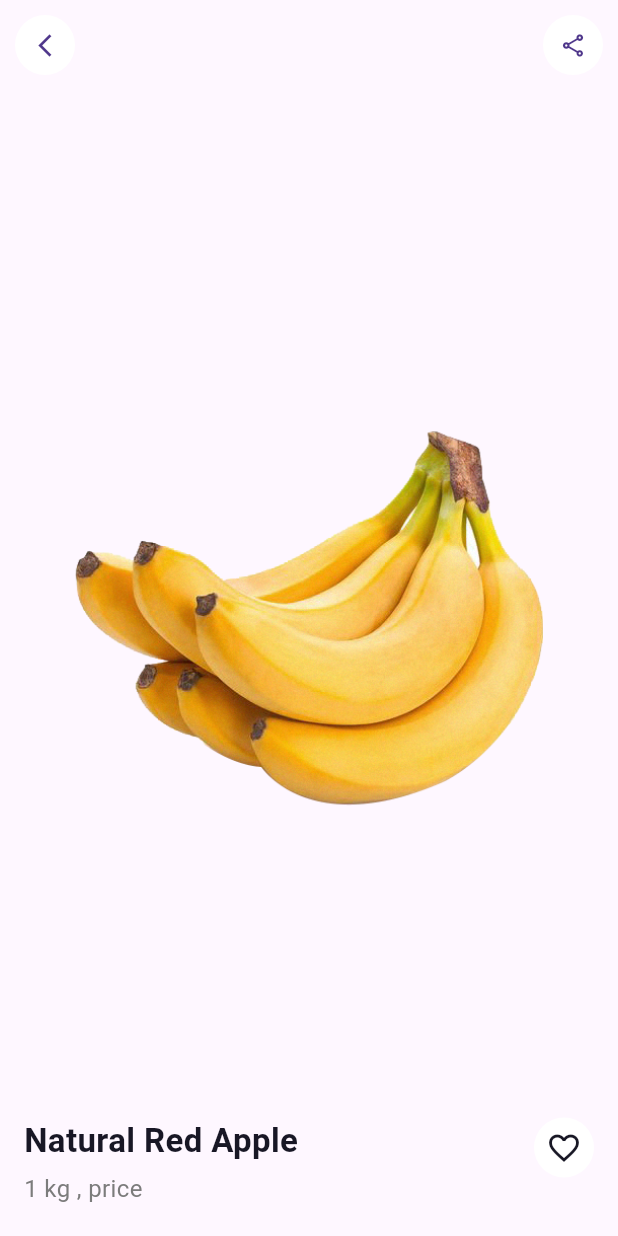
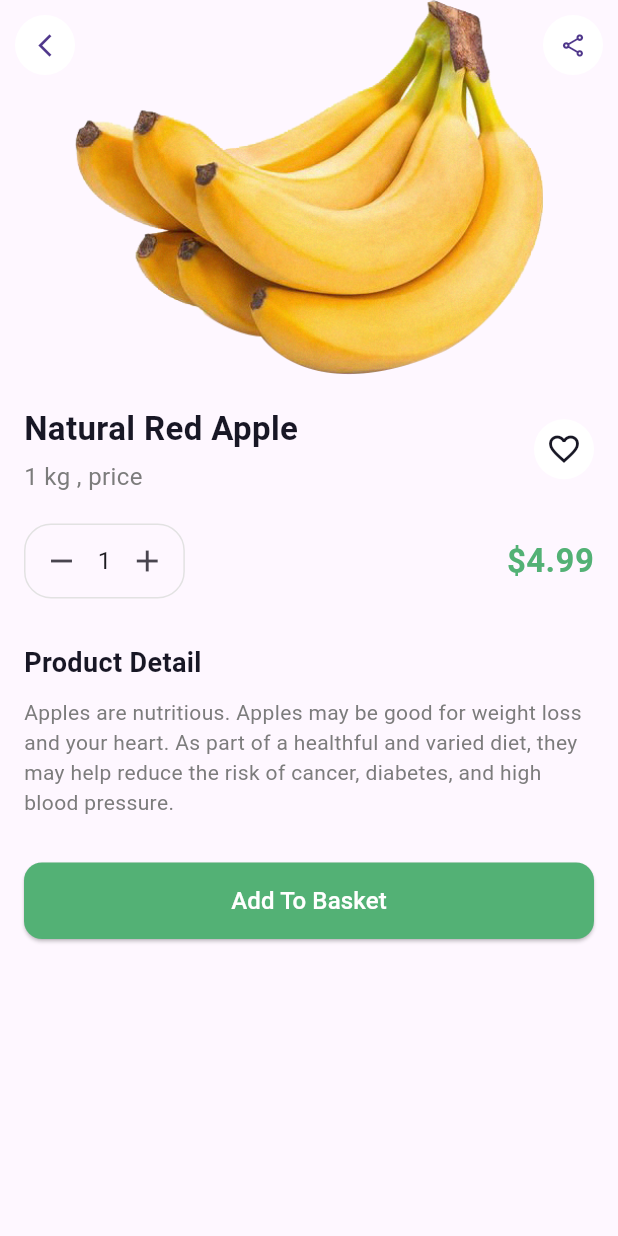
Before and after one commit to Mariam255-star/nectar_ui, a Flutter app: the HomeScreen screen opened directly, after a tap on the "add" icon, on a phone screen of 412 x 824 dp. Run offline on Flutter 3.47's test engine with Material 3 defaults, Android fonts, the phone set to English and light mode, and no system bars; our stand-ins replace flutter_svg.

Commit message:
nectar_ui

```diff
--- a/lib/features/home/home_screen.dart
+++ b/lib/features/home/home_screen.dart
@@ -4,6 +4,8 @@ import 'package:nectar_ui/core/constants/app_images.dart';
 import 'package:nectar_ui/core/functions/navigation.dart';
 import 'package:nectar_ui/core/utils/colors.dart';
 import 'package:nectar_ui/core/utils/text_style.dart';
+import 'package:nectar_ui/features/home/cart_page.dart';
+import 'package:nectar_ui/features/home/explore_page.dart';
 import 'package:nectar_ui/features/home/models/product_model.dart';
 import 'package:nectar_ui/features/home/models/produt_details.dart';
 
@@ -16,14 +18,13 @@ class HomeScreen extends StatelessWidget {
       appBar: AppBar(
         surfaceTintColor: Colors.transparent,
         backgroundColor: Appcolor.whitecolor,
-        title: Center(
-          child: SvgPicture.asset(
-            'assets/images/logo.svg',
-            height: 50,
-            colorFilter: ColorFilter.mode(
-              Appcolor.primarycolor,
-              BlendMode.srcIn,
-            ),
+        centerTitle: true, // خليت اللوجو يتوسّط أحسن من Center()
+        title: SvgPicture.asset(
+          'assets/images/logo.svg',
+          height: 50,
+          colorFilter: ColorFilter.mode(
+            Appcolor.primarycolor,
+            BlendMode.srcIn,
           ),
         ),
       ),
@@ -31,6 +32,7 @@ class HomeScreen extends StatelessWidget {
         padding: const EdgeInsets.all(16),
         child: Column(
           children: [
+            // القسم الأول
             Row(
               mainAxisAlignment: MainAxisAlignment.spaceBetween,
               children: [
@@ -55,7 +57,7 @@ class HomeScreen extends StatelessWidget {
               height: 250,
               child: ListView.separated(
                 scrollDirection: Axis.horizontal,
-                itemCount: produts.length,
+                itemCount: produts.length, // تأكد إنها مكتوبة products لو عندك كده
                 separatorBuilder: (context, index) =>
                     const SizedBox(width: 12),
                 itemBuilder: (context, index) {
@@ -115,7 +117,8 @@ class HomeScreen extends StatelessWidget {
                                       borderRadius:
                                           BorderRadius.circular(17),
                                       onTap: () {
-                                        pushTo(context, const ProdutDetails());
+                                        pushTo(
+                                            context, const ProdutDetails());
                                       },
                                       child: Container(
                                         padding: const EdgeInsets.all(10),
@@ -240,6 +243,13 @@ class HomeScreen extends StatelessWidget {
         type: BottomNavigationBarType.fixed,
         selectedItemColor: Appcolor.primarycolor,
         unselectedItemColor: Colors.black,
+        onTap: (index) {
+          if (index == 1) {
+            pushTo(context, const ExplorePage());
+          } else if (index == 2) {
+            pushTo(context, const CartPage());
+          }
+        },
         items: const [
           BottomNavigationBarItem(
             icon: Icon(Icons.storefront),
--- a/lib/features/home/models/produt_details.dart
+++ b/lib/features/home/models/produt_details.dart
@@ -9,7 +9,10 @@ class ProdutDetails extends StatelessWidget {
   Widget build(BuildContext context) {
     return Scaffold(
       body: SafeArea(
-        child: Stack(
+        child: Column(
+          children: [
+            // الجزء العلوي (الصورة + الأيقونات فوقها)
+            Stack(
               children: [
                 // صورة المنتج
                 Center(
@@ -32,7 +35,9 @@ class ProdutDetails extends StatelessWidget {
                         Icons.arrow_back_ios_new,
                         size: 18,
                       ),
-                  onPressed: () {},
+                      onPressed: () {
+                        Navigator.pop(context);
+                      },
                     ),
                   ),
                 ),
@@ -52,36 +57,35 @@ class ProdutDetails extends StatelessWidget {
                     ),
                   ),
                 ),
+              ],
+            ),
+
+            const SizedBox(height: 20),
 
             // باقي التفاصيل تحت الصورة
-            Positioned(
-              bottom: 20,
-              left: 16,
-              right: 16,
-              child: Row(
+            Padding(
+              padding: const EdgeInsets.symmetric(horizontal: 16),
+              child: Column(
                 crossAxisAlignment: CrossAxisAlignment.start,
                 children: [
-                  // النصوص
+                  // اسم المنتج + أيقونة المفضلة
+                  Row(
+                    children: [
                       Column(
                         crossAxisAlignment: CrossAxisAlignment.start,
                         children: [
                           Text(
                             "Natural Red Apple",
-                        style: TextStyles.titleStyle(
-                          fontSize: 22,
-                        ),
+                            style: TextStyles.titleStyle(fontSize: 22),
                           ),
                           const SizedBox(height: 5),
                           Text(
                             '1 kg , price',
-                        style: TextStyles.bodyStyle(
-                          fontSize: 16,
-                        ),
+                            style: TextStyles.bodyStyle(fontSize: 16),
                           ),
                         ],
                       ),
                       const Spacer(),
-                  // أيقونة المفضلة
                       CircleAvatar(
                         backgroundColor: Appcolor.whitecolor,
                         child: Icon(
@@ -91,6 +95,82 @@ class ProdutDetails extends StatelessWidget {
                       ),
                     ],
                   ),
+
+                  const SizedBox(height: 20),
+
+                  // الكمية + السعر
+                  Row(
+                    children: [
+                      Container(
+                        decoration: BoxDecoration(
+                          border: Border.all(color: Appcolor.bordecolor),
+                          borderRadius: BorderRadius.circular(18),
+                        ),
+                        child: Row(
+                          children: [
+                            IconButton(
+                              onPressed: () {},
+                              icon: const Icon(Icons.remove),
+                            ),
+                            const Text(
+                              "1",
+                              style: TextStyle(fontSize: 16),
+                            ),
+                            IconButton(
+                              onPressed: () {},
+                              icon: const Icon(Icons.add),
+                            ),
+                          ],
+                        ),
+                      ),
+                      const Spacer(),
+                      Text(
+                        "\$4.99",
+                        style: TextStyles.titleStyle(
+                          fontSize: 22,
+                          color: Appcolor.primarycolor,
+                        ),
+                      ),
+                    ],
+                  ),
+
+                  const SizedBox(height: 30),
+
+                  // الوصف
+                  Text(
+                    "Product Detail",
+                    style: TextStyles.titleStyle(fontSize: 18),
+                  ),
+                  const SizedBox(height: 10),
+                  Text(
+                    "Apples are nutritious. Apples may be good for weight loss and your heart. "
+                    "As part of a healthful and varied diet, they may help reduce the risk of cancer, "
+                    "diabetes, and high blood pressure.",
+                    style: TextStyles.bodyStyle(fontSize: 14),
+                  ),
+
+                  const SizedBox(height: 30),
+
+                  // زر السلة
+                  SizedBox(
+                    width: double.infinity,
+                    child: ElevatedButton(
+                      style: ElevatedButton.styleFrom(
+                        backgroundColor: Appcolor.primarycolor,
+                        padding: const EdgeInsets.symmetric(vertical: 14),
+                        shape: RoundedRectangleBorder(
+                          borderRadius: BorderRadius.circular(12),
+                        ),
+                      ),
+                      onPressed: () {},
+                      child: const Text(
+                        "Add To Basket",
+                        style: TextStyle(fontSize: 16, color: Colors.white),
+                      ),
+                    ),
+                  )
+                ],
+              ),
             ),
           ],
         ),
```
Also changed, not shown: lib/features/home/cart_page.dart (added, +170 -0 lines), lib/features/home/explore_page.dart (added, +122 -0 lines), lib/features/home/models/category_model_explore.dart (added, +55 -0 lines), assets/images/1.png (added), assets/images/10.png (added), assets/images/2.png (added), assets/images/3.png (added), assets/images/4.png (added), assets/images/5.png (added), assets/images/6.png (added), assets/images/7.png (added), assets/images/8.png (added), assets/images/9.png (added). Lines whose indentation alone changed are shown as unchanged.
